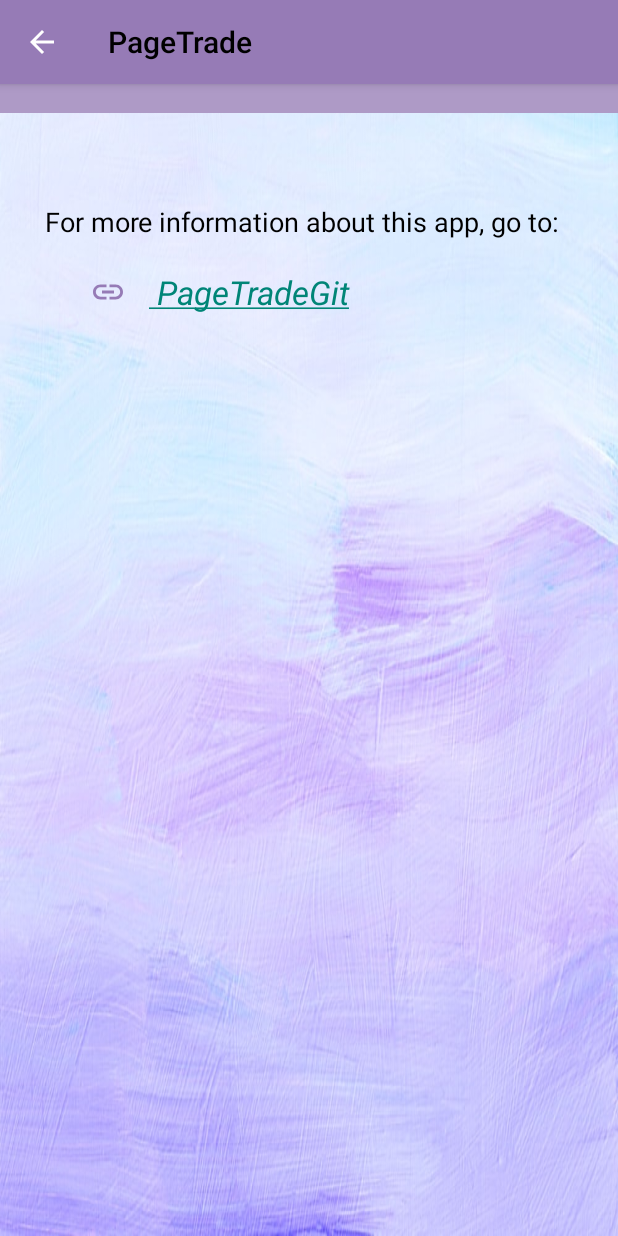
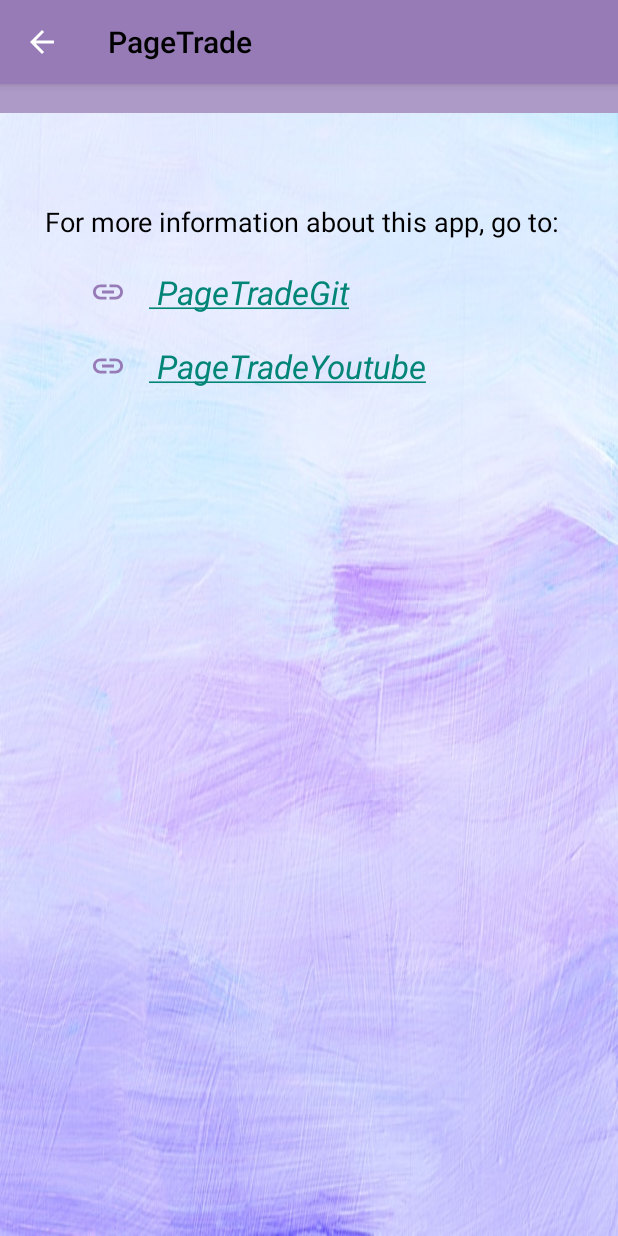
Before and after one commit to ahona-omi/PageTrade, an Android app: the ShareActivity screen opened directly, with no data from a screen before it, on a phone screen of 412 x 824 dp. Run offline under Robolectric (Android 15) with nearby library versions, the phone set to English and light mode, and no system bars; our stand-ins replace Firebase (no records; nobody signed in at launch, a user with empty details on screens opened directly); Roboto replaces fonts that are not available here.

Commit message:
YoutubeLink Add

```diff
--- a/app/src/main/java/com/example/pagetrade/RateusActivity.java
+++ b/app/src/main/java/com/example/pagetrade/RateusActivity.java
@@ -159,9 +159,6 @@ public class RateusActivity extends AppCompatActivity implements NavigationView.
         } else if(id==R.id.nav_share){
             Intent viewOrderIntent = new Intent(RateusActivity.this, ShareActivity.class);
             startActivity(viewOrderIntent);
-        } else if(id==R.id.nav_rate){
-            Intent viewOrderIntent = new Intent(RateusActivity.this, RateusActivity.class);
-            startActivity(viewOrderIntent);
         }
         drawerLayout.closeDrawer(GravityCompat.START);
         return true;
--- a/app/src/main/java/com/example/pagetrade/ShareActivity.java
+++ b/app/src/main/java/com/example/pagetrade/ShareActivity.java
@@ -42,7 +42,7 @@ public class ShareActivity extends AppCompatActivity implements NavigationView.O
     DrawerLayout drawerLayout;
     NavigationView navigationView;
     Toolbar toolbar;
-    TextView ev,mail;
+    TextView ev,mail, mail2;
     LottieAnimationView lottie;
     @SuppressLint("MissingInflatedId")
     @Override
@@ -60,8 +60,10 @@ public class ShareActivity extends AppCompatActivity implements NavigationView.O
         String email= firebaseUser.getEmail();
         ev= findViewById(R.id.subTitleTv);
         mail= findViewById(R.id.email);
+        mail2= findViewById(R.id.email1);
         ev.setText(email);
         mail.setMovementMethod(LinkMovementMethod.getInstance());
+        mail2.setMovementMethod(LinkMovementMethod.getInstance());
 
         setSupportActionBar(toolbar);
 
--- a/app/src/main/java/com/example/pagetrade/ShareBuyerActivity.java
+++ b/app/src/main/java/com/example/pagetrade/ShareBuyerActivity.java
@@ -42,7 +42,7 @@ public class ShareBuyerActivity extends AppCompatActivity implements NavigationV
     DrawerLayout drawerLayout;
     NavigationView navigationView;
     Toolbar toolbar;
-    TextView ev,mail;
+    TextView ev,mail, mail2;
     LottieAnimationView lottie;
     @SuppressLint("MissingInflatedId")
     @Override
@@ -60,8 +60,10 @@ public class ShareBuyerActivity extends AppCompatActivity implements NavigationV
         String email= firebaseUser.getEmail();
         ev= findViewById(R.id.subTitleTv);
         mail= findViewById(R.id.email);
+        mail2= findViewById(R.id.email1);
         ev.setText(email);
         mail.setMovementMethod(LinkMovementMethod.getInstance());
+        mail2.setMovementMethod(LinkMovementMethod.getInstance());
 
         setSupportActionBar(toolbar);
 
--- a/app/src/main/res/layout/activity_share.xml
+++ b/app/src/main/res/layout/activity_share.xml
@@ -73,6 +73,19 @@
                     android:textColor="@color/black"
                     android:textSize="22dp" />
 
+                <TextView
+                    android:id="@+id/email1"
+                    android:layout_width="wrap_content"
+                    android:layout_height="wrap_content"
+                    android:text="@string/yt"
+                    android:textStyle="italic"
+                    android:drawableStart="@drawable/liink"
+                    android:drawablePadding="10dp"
+                    android:padding="10dp"
+                    android:paddingStart="60dp"
+                    android:textColor="@color/black"
+                    android:textSize="22dp" />
+
                 <com.airbnb.lottie.LottieAnimationView
                     android:layout_width="wrap_content"
                     android:layout_height="wrap_content"
--- a/app/src/main/res/values/strings.xml
+++ b/app/src/main/res/values/strings.xml
@@ -24,7 +24,11 @@
     <string name="login_failed">"Login failed"</string>
 
     <string name="link">
-        <a href="https://github.com/ahona-omi"> PageTradeGit</a>
+        <a href="https://github.com/ahona-omi/PageTrade"> PageTradeGit</a>
+    </string>
+
+    <string name="yt">
+        <a href="https://youtu.be/MAV2hfJr7N4"> PageTradeYoutube</a>
     </string>
 
     <string-array name="usertype">
```
Also changed, not shown: app/src/main/res/layout/activity_share_buyer.xml (+13 -0 lines).
